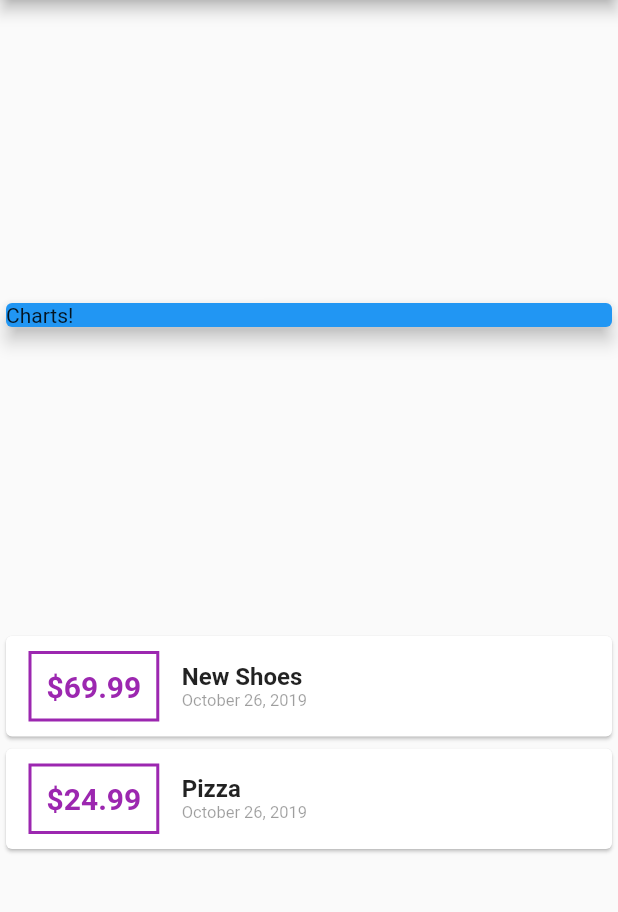
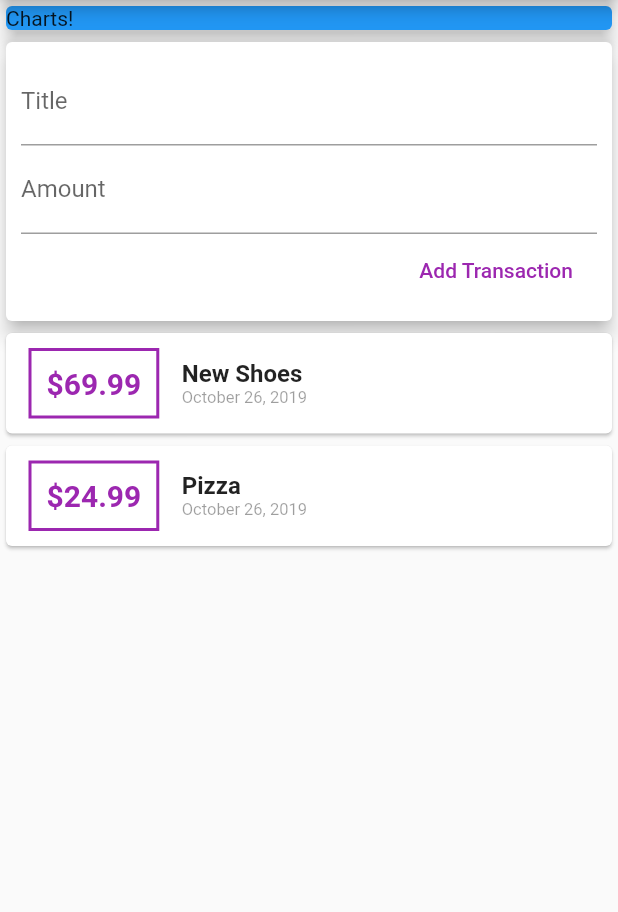
Before and after one commit to SavvyChap/expense_tracker, a Flutter app: the screen it shows after launch, on a phone screen of 412 x 824 dp, the part 84-996 px from its top. Run offline on Flutter 3.47's test engine with Material 2 defaults, Android fonts, the phone set to English and light mode, and no system bars.

Commit message:
Set up a way to add a card by taking user input. The card is added ot the bottom of a scrolling list.

```diff
--- a/lib/main.dart
+++ b/lib/main.dart
@@ -1,7 +1,6 @@
 import 'package:flutter/material.dart';
-import 'package:intl/intl.dart';
 
-import './transaction.dart';
+import './widgets/user_transactions.dart';
 
 void main() => runApp(MyApp());
 
@@ -16,20 +15,8 @@ class MyApp extends StatelessWidget {
 }
 
 class MyHomePage extends StatelessWidget {
-  final List<Transaction> transactions = [
-    Transaction(
-      id: 't1',
-      title: 'New Shoes',
-      amount: 69.99,
-      date: DateTime.now()
-    ),
-    Transaction(
-      id: 't2',
-      title: 'Pizza',
-      amount: 24.99,
-      date: DateTime.now()
-    )
-  ];
+  String titleInput;
+  String amountInput;
 
   @override
   Widget build(BuildContext context) {
@@ -37,8 +24,9 @@ class MyHomePage extends StatelessWidget {
       appBar: AppBar(
         title: Text('Expense Tracker'),
       ),
-      body: Column(
-        mainAxisAlignment: MainAxisAlignment.spaceEvenly,
+      body: SingleChildScrollView(
+        child: Column(
+          //mainAxisAlignment: MainAxisAlignment.start,
           crossAxisAlignment: CrossAxisAlignment.stretch,
           children: <Widget>[
             Container(
@@ -49,57 +37,10 @@ class MyHomePage extends StatelessWidget {
                 elevation: 5,
               ),
             ),
-        Column(
-          children: transactions.map((tx) {
-            return Card(
-              child: Row(
-                children: <Widget>[
-                  Container(
-                    margin: EdgeInsets.symmetric(
-                      vertical: 10,
-                      horizontal: 15,
-                    ),
-                    decoration: BoxDecoration(
-                      border: Border.all(
-                        color: Colors.purple,
-                        width: 2,
+            UserTransactions(),
+          ],
         ),
       ),
-                    padding: EdgeInsets.all(10),
-                    child: Text(
-                      '\$${tx.amount}',
-                      style: TextStyle(
-                        fontWeight: FontWeight.bold,
-                        fontSize: 20,
-                        color: Colors.purple,
-                      ),
-                    ),
-                  ),
-                  Column(
-                    crossAxisAlignment: CrossAxisAlignment.start,
-                    children: <Widget>[
-                      Text(
-                        tx.title,
-                        style: TextStyle(
-                          fontWeight: FontWeight.bold,
-                          fontSize: 16,
-                        ),
-                      ),
-                      Text(
-                        DateFormat.yMMMMd().format(tx.date),
-                        style: TextStyle(
-                          fontSize: 11,
-                          color: Colors.black38,
-                        ),
-                      ),
-                    ],
-                  ),
-                ],
-              ),
-            );
-          }).toList(),
-        )
-      ],),
     );
   }
 }
--- /dev/null
+++ b/lib/widgets/new_transaction.dart
@@ -0,0 +1,58 @@
+import 'package:flutter/material.dart';
+
+class NewTransaction extends StatelessWidget {
+  final Function addTx;
+  final titleController = TextEditingController();
+  final amountController = TextEditingController();
+
+  NewTransaction(this.addTx);
+
+  void submitData() {
+    final enteredTitle = titleController.text;
+    final enteredAmount = double.parse(amountController.text);
+
+    if (enteredTitle.isEmpty || enteredAmount <= 0) {
+      return;
+    };
+
+    addTx(
+      enteredTitle,
+      enteredAmount,
+    );
+  }
+
+  @override
+  Widget build(BuildContext context) {
+    return Card(
+      elevation: 5,
+      child: Container(
+        padding: EdgeInsets.all(10),
+        child: Column(
+          crossAxisAlignment: CrossAxisAlignment.end,
+          children: <Widget>[
+            TextField(
+              decoration: InputDecoration(labelText: 'Title'),
+              controller: titleController,
+              onSubmitted: (_) => submitData(),
+//              onChanged: (val) {
+//                titleInput = val;
+//              },
+            ),
+            TextField(
+              decoration: InputDecoration(labelText: 'Amount'),
+              controller: amountController,
+              keyboardType: TextInputType.number,
+              onSubmitted: (_) => submitData(),
+              //onChanged: (val) => amountInput = val,
+            ),
+            FlatButton(
+              child: Text('Add Transaction'),
+              textColor: Colors.purple,
+              onPressed: submitData,
+            ),
+          ],
+        ),
+      ),
+    );
+  }
+}
--- /dev/null
+++ b/lib/widgets/transaction_list.dart
@@ -0,0 +1,68 @@
+import 'package:flutter/material.dart';
+import 'package:intl/intl.dart';
+
+import '../models/transaction.dart';
+
+class TransactionList extends StatelessWidget {
+  final List<Transaction> transactions;
+
+  TransactionList(this.transactions);
+
+  @override
+  Widget build(BuildContext context) {
+    return Container(
+      height: 300,
+      child: ListView.builder(
+        itemBuilder: (ctx, index) {
+          return Card(
+            child: Row(
+              children: <Widget>[
+                Container(
+                  margin: EdgeInsets.symmetric(
+                    vertical: 10,
+                    horizontal: 15,
+                  ),
+                  decoration: BoxDecoration(
+                    border: Border.all(
+                      color: Colors.purple,
+                      width: 2,
+                    ),
+                  ),
+                  padding: EdgeInsets.all(10),
+                  child: Text(
+                    '\$${transactions[index].amount.toStringAsFixed(2)}',
+                    style: TextStyle(
+                      fontWeight: FontWeight.bold,
+                      fontSize: 20,
+                      color: Colors.purple,
+                    ),
+                  ),
+                ),
+                Column(
+                  crossAxisAlignment: CrossAxisAlignment.start,
+                  children: <Widget>[
+                    Text(
+                      transactions[index].title,
+                      style: TextStyle(
+                        fontWeight: FontWeight.bold,
+                        fontSize: 16,
+                      ),
+                    ),
+                    Text(
+                      DateFormat.yMMMMd().format(transactions[index].date),
+                      style: TextStyle(
+                        fontSize: 11,
+                        color: Colors.black38,
+                      ),
+                    ),
+                  ],
+                ),
+              ],
+            ),
+          );
+        },
+        itemCount: transactions.length,
+      ),
+    );
+  }
+}
--- /dev/null
+++ b/lib/widgets/user_transactions.dart
@@ -0,0 +1,50 @@
+import 'package:flutter/material.dart';
+
+import './new_transaction.dart';
+import './transaction_list.dart';
+import '../models/transaction.dart';
+
+class UserTransactions extends StatefulWidget {
+  @override
+  _UserTransactionsState createState() => _UserTransactionsState();
+}
+
+class _UserTransactionsState extends State<UserTransactions> {
+  final List<Transaction> _userTransactions = [
+    Transaction(
+        id: 't1',
+        title: 'New Shoes',
+        amount: 69.99,
+        date: DateTime.now()
+    ),
+    Transaction(
+        id: 't2',
+        title: 'Pizza',
+        amount: 24.99,
+        date: DateTime.now()
+    )
+  ];
+
+  void _addNewTransaction(String title, double amount) {
+    final newTx = Transaction(
+      title: title,
+      amount: amount,
+      date: DateTime.now(),
+      id: DateTime.now().toString(),
+    );
+
+    setState(() {
+      _userTransactions.add(newTx);
+    });
+  }
+
+  @override
+  Widget build(BuildContext context) {
+    return Column(
+      children: <Widget>[
+        NewTransaction(_addNewTransaction),
+        TransactionList(_userTransactions),
+      ],
+    );
+  }
+}
```
Also changed, not shown: lib/models/transaction.dart (renamed from lib/transaction.dart). Lines whose indentation alone changed are shown as unchanged.
